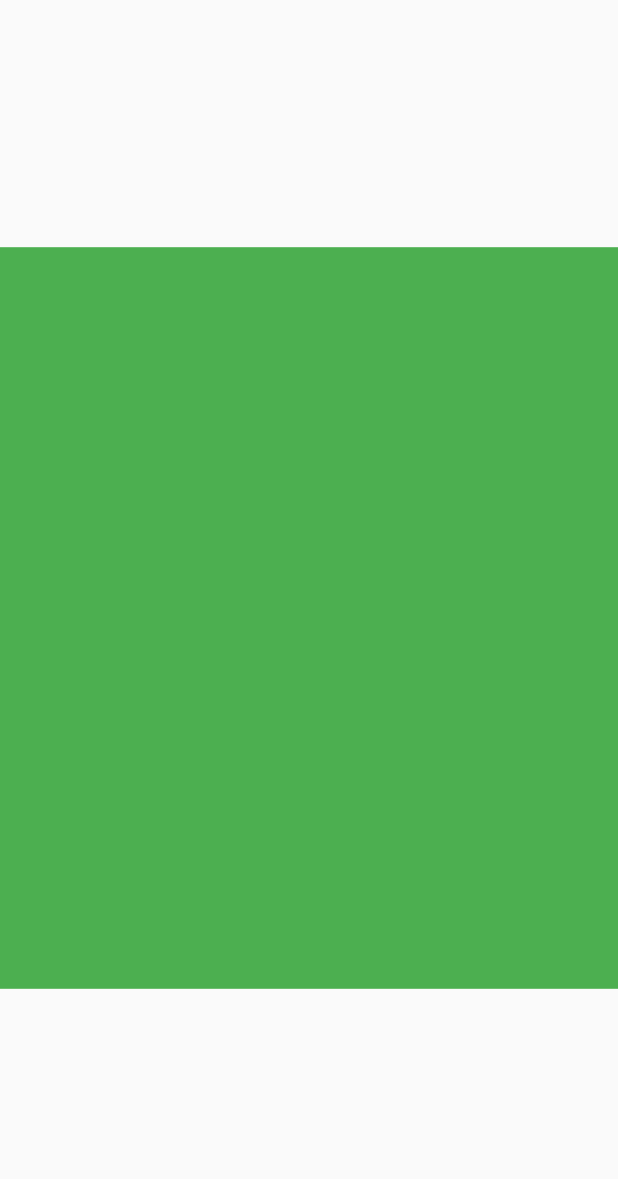
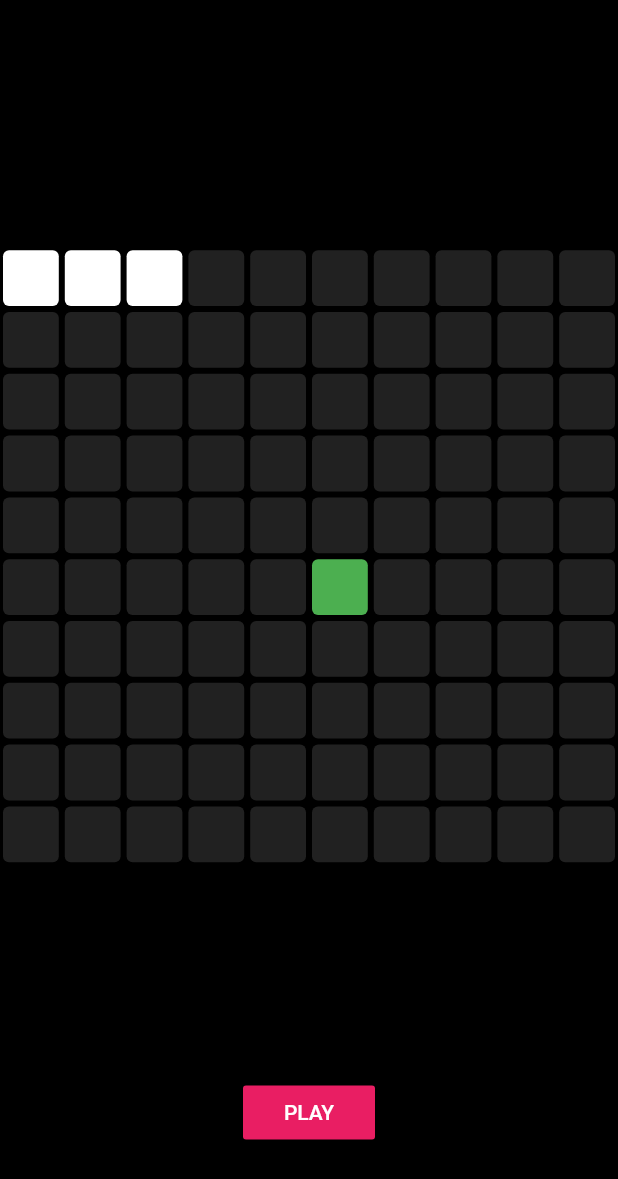
Before and after one commit to navaneethku/snakeGame, a Flutter app: the screen it shows after launch, on a phone screen of 412 x 824 dp. Shown: the top 1179 px of the screen. Run offline on Flutter 3.47's test engine with Material 2 defaults, Android fonts, the phone set to English and light mode, and no system bars.

Commit message:
snake moving successfully

```diff
--- /dev/null
+++ b/snake_game/lib/blank_pixel.dart
@@ -0,0 +1,15 @@
+import 'package:flutter/material.dart';
+
+class BlankPixel extends StatelessWidget {
+  const BlankPixel({super.key});
+
+  @override
+  Widget build(BuildContext context) {
+    return Padding(
+        padding: const EdgeInsets.all(2.0),
+        child: Container(
+          decoration: BoxDecoration(
+              color: Colors.grey[900], borderRadius: BorderRadius.circular(4)),
+        ));
+  }
+}
--- /dev/null
+++ b/snake_game/lib/food_pixel.dart
@@ -0,0 +1,15 @@
+import 'package:flutter/material.dart';
+
+class FoodPixel extends StatelessWidget {
+  const FoodPixel({super.key});
+
+  @override
+  Widget build(BuildContext context) {
+    return Padding(
+        padding: const EdgeInsets.all(2.0),
+        child: Container(
+          decoration: BoxDecoration(
+              color: Colors.green, borderRadius: BorderRadius.circular(4)),
+        ));
+  }
+}
--- a/snake_game/lib/home_page.dart
+++ b/snake_game/lib/home_page.dart
@@ -1,6 +1,14 @@
+import 'dart:async';
+
 import 'package:flutter/material.dart';
 import 'package:flutter/src/widgets/framework.dart';
 import 'package:flutter/src/widgets/placeholder.dart';
+import 'package:snake_game/blank_pixel.dart';
+import 'package:snake_game/snake_pixel.dart';
+
+import 'food_pixel.dart';
+
+enum SnakeDirection { up, down, left, right }
 
 class HomePage extends StatefulWidget {
   const HomePage({super.key});
@@ -10,18 +18,108 @@ class HomePage extends StatefulWidget {
 }
 
 class _HomePageState extends State<HomePage> {
+  int rowSize = 10;
+  int totalNumberOfSquares = 100;
+
+  //snake position
+  List<int> snakePos = [
+    0,
+    1,
+    2,
+  ];
+
+  var currentDirection = SnakeDirection.right;
+
+  int foodPos = 55;
+
+  void startGame() {
+    Timer.periodic(Duration(milliseconds: 200), (timer) {
+      setState(() {
+        moveSnake();
+      });
+    });
+  }
+
+  void moveSnake() {
+    switch (currentDirection) {
+      case SnakeDirection.right:
+        {
+          snakePos.add(snakePos.last + 1);
+          snakePos.removeAt(0);
+        }
+        break;
+      case SnakeDirection.left:
+        {
+          snakePos.add(snakePos.last - 1);
+          snakePos.removeAt(0);
+        }
+        break;
+      case SnakeDirection.up:
+        {
+          snakePos.add(snakePos.last - rowSize);
+          snakePos.removeAt(0);
+        }
+        break;
+      case SnakeDirection.down:
+        {
+          snakePos.add(snakePos.last + rowSize);
+          snakePos.removeAt(0);
+        }
+        break;
+      default:
+    }
+  }
+
   @override
   Widget build(BuildContext context) {
     return Scaffold(
+      backgroundColor: Colors.black,
       body: Column(
         children: [
           Expanded(child: Container()),
           Expanded(
               flex: 3,
-              child: Container(
-                color: Colors.green,
+              child: GestureDetector(
+                onVerticalDragUpdate: (details) {
+                  if (details.delta.dy > 0) {
+                    currentDirection = SnakeDirection.down;
+                  } else if (details.delta.dy < 0) {
+                    currentDirection = SnakeDirection.up;
+                  }
+                },
+                onHorizontalDragUpdate: (details) {
+                  if (details.delta.dx > 0) {
+                    currentDirection = SnakeDirection.right;
+                  } else if (details.delta.dx < 0) {
+                    currentDirection = SnakeDirection.left;
+                  }
+                },
+                child: GridView.builder(
+                    itemCount: totalNumberOfSquares,
+                    physics: const NeverScrollableScrollPhysics(),
+                    gridDelegate: SliverGridDelegateWithFixedCrossAxisCount(
+                        crossAxisCount: rowSize),
+                    itemBuilder: (context, index) {
+                      if (snakePos.contains(index)) {
+                        return const SnakePixel();
+                      } else if (foodPos == index) {
+                        return const FoodPixel();
+                      } else {
+                        return const BlankPixel();
+                      }
+                    }),
               )),
-          Expanded(child: Container()),
+          Expanded(
+            child: Container(
+              child: Center(
+                  child: MaterialButton(
+                child: Text("PLAY"),
+                textColor: Colors.white,
+                color: Colors.pink,
+                onPressed: startGame,
+              )),
+            ),
+          ),
         ],
       ),
     );
--- a/snake_game/lib/main.dart
+++ b/snake_game/lib/main.dart
@@ -15,10 +15,8 @@ class MyApp extends StatelessWidget {
     return MaterialApp(
       title: 'Flutter Demo',
       debugShowCheckedModeBanner: false,
-      theme: ThemeData(
-        primarySwatch: Colors.blue,
-      ),
       home: HomePage(),
+      // theme: ThemeData(brightness: Brightness.dark),
     );
   }
 }
--- /dev/null
+++ b/snake_game/lib/snake_pixel.dart
@@ -0,0 +1,15 @@
+import 'package:flutter/material.dart';
+
+class SnakePixel extends StatelessWidget {
+  const SnakePixel({super.key});
+
+  @override
+  Widget build(BuildContext context) {
+    return Padding(
+        padding: const EdgeInsets.all(2.0),
+        child: Container(
+          decoration: BoxDecoration(
+              color: Colors.white, borderRadius: BorderRadius.circular(4)),
+        ));
+  }
+}
```
Also changed, not shown: 1 other file.
